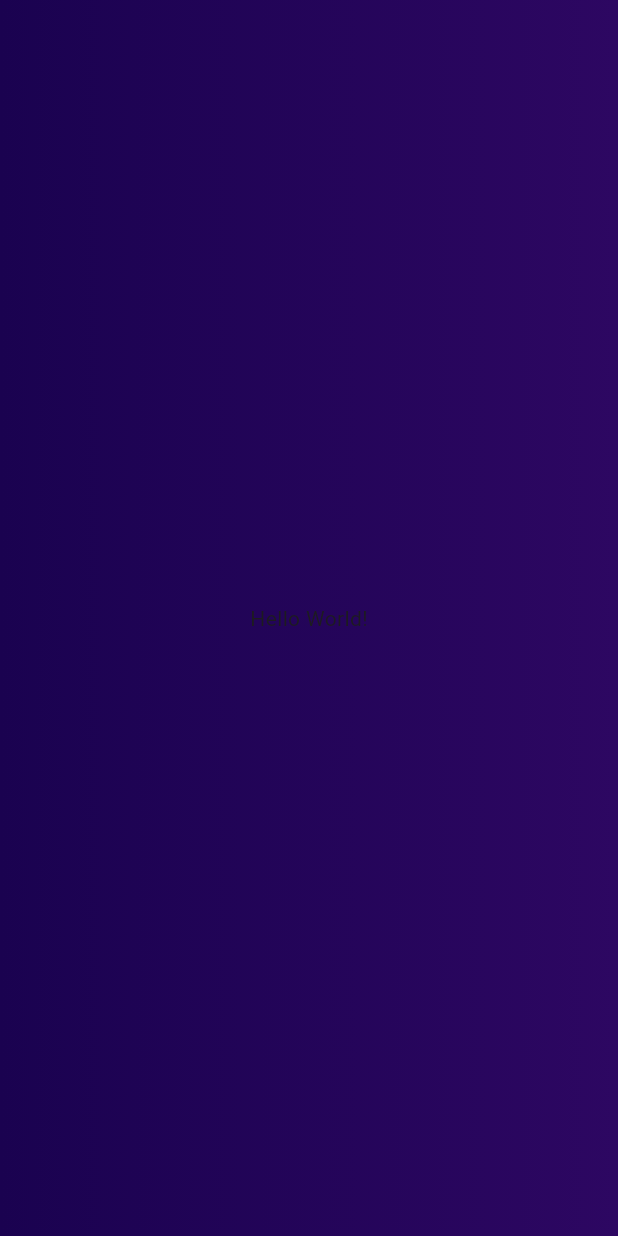
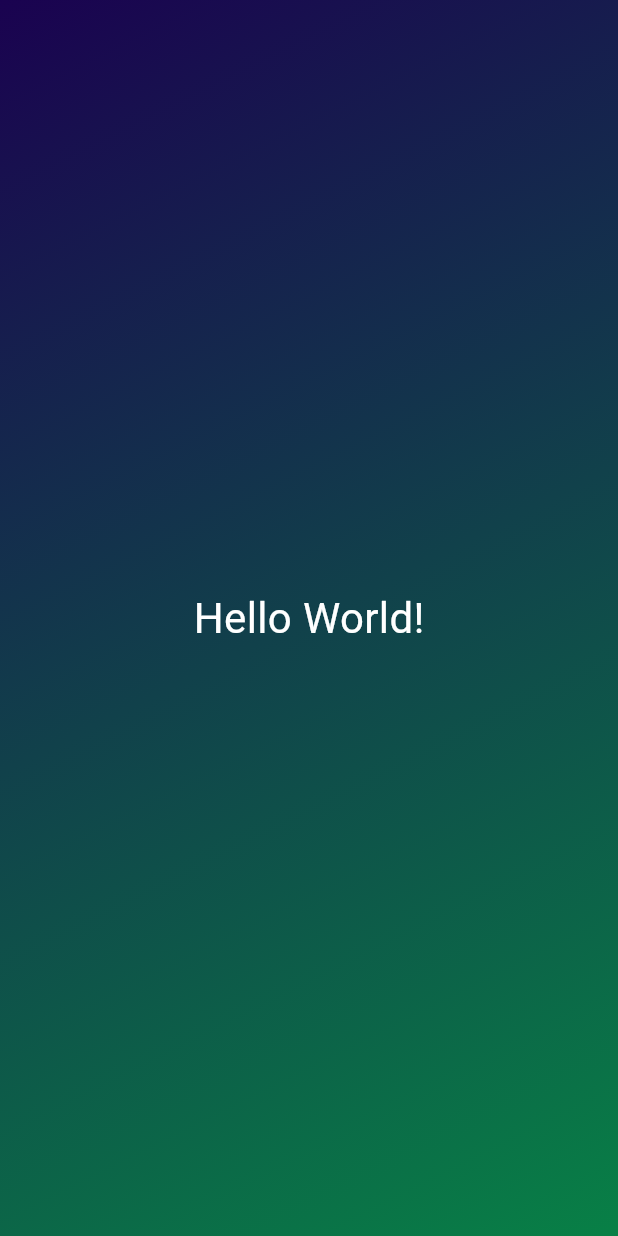
Before and after one commit to muhyi7/flutter_basic, a Flutter app: the screen it shows after launch, on a phone screen of 412 x 824 dp. Run offline on Flutter 3.47's test engine with Material 3 defaults, Android fonts, the phone set to English and light mode, and no system bars.

Commit message:
sampai variabel

```diff
--- /dev/null
+++ b/lib/gradient_container.dart
@@ -0,0 +1,26 @@
+import 'package:flutter/material.dart';
+
+import 'package:flutter_basic/styled_text.dart';
+
+class GradientContainer extends StatelessWidget {
+  const GradientContainer({super.key});
+  @override
+  Widget build(context) {
+    return Container(
+      decoration: const BoxDecoration(
+        gradient: LinearGradient(
+          colors: [
+            Color.fromARGB(255, 26, 2, 80),
+            // Color.fromARGB(255, 45, 7, 98),
+            Color.fromARGB(255, 8, 128, 70)
+          ],
+          begin: Alignment.topLeft,
+          end: Alignment.bottomRight,
+        ),
+      ),
+      child: const Center(
+        child: StyledText(),
+      ),
+    );
+  }
+}
--- a/lib/main.dart
+++ b/lib/main.dart
@@ -1,22 +1,12 @@
 import 'package:flutter/material.dart';
+
+import 'package:flutter_basic/gradient_container.dart';
 
 void main() {
   runApp(
-    MaterialApp(
+    const MaterialApp(
       home: Scaffold(
-        body: Container(
-          decoration: const BoxDecoration(
-            gradient: LinearGradient(
-              colors: [
-                Color.fromARGB(255, 26, 2, 80),
-                Color.fromARGB(255, 45, 7, 98),
-              ],
-            ),
-          ),
-          child: const Center(
-            child: Text('Hello World!'),
-          ),
-        ),
+        body: GradientContainer(),
       ),
     ),
   );
--- /dev/null
+++ b/lib/styled_text.dart
@@ -0,0 +1,12 @@
+import 'package:flutter/material.dart';
+
+class StyledText extends StatelessWidget {
+  const StyledText({super.key});
+  @override
+  Widget build(context) {
+    return const Text(
+      'Hello World!',
+      style: TextStyle(color: Colors.white, fontSize: 28),
+    );
+  }
+}
```
